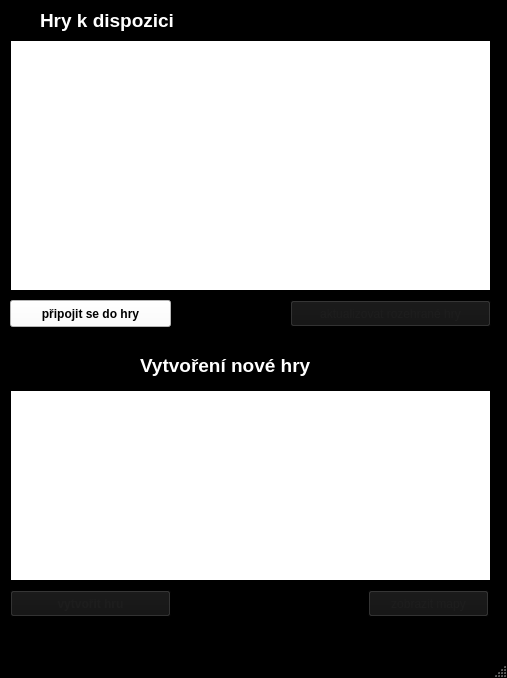
Qt form src/client/gui/client_bludiste/game_setup.ui (vokracko/ICP--Bludiste) before a commit.
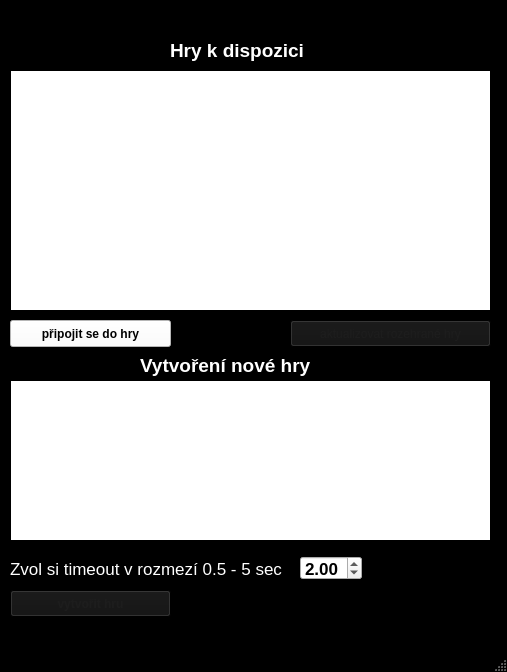
The same form after that commit.

```diff
--- a/src/client/gui/client_bludiste/game_setup.ui
+++ b/src/client/gui/client_bludiste/game_setup.ui
@@ -7,7 +7,7 @@
     <x>0</x>
     <y>0</y>
     <width>507</width>
-    <height>678</height>
+    <height>672</height>
    </rect>
   </property>
   <property name="palette">
@@ -297,8 +297,8 @@
    <widget class="QLabel" name="label">
     <property name="geometry">
      <rect>
-      <x>40</x>
-      <y>10</y>
+      <x>170</x>
+      <y>40</y>
       <width>161</width>
       <height>21</height>
      </rect>
@@ -318,7 +318,7 @@
     <property name="geometry">
      <rect>
       <x>10</x>
-      <y>300</y>
+      <y>320</y>
       <width>161</width>
       <height>27</height>
      </rect>
@@ -473,7 +473,7 @@
     <property name="geometry">
      <rect>
       <x>290</x>
-      <y>300</y>
+      <y>320</y>
       <width>201</width>
       <height>27</height>
      </rect>
@@ -486,9 +486,9 @@
     <property name="geometry">
      <rect>
       <x>10</x>
-      <y>40</y>
+      <y>70</y>
       <width>481</width>
-      <height>251</height>
+      <height>241</height>
      </rect>
     </property>
     <property name="palette">
@@ -533,9 +533,9 @@
     <property name="geometry">
      <rect>
       <x>10</x>
-      <y>390</y>
+      <y>380</y>
       <width>481</width>
-      <height>191</height>
+      <height>161</height>
      </rect>
     </property>
     <property name="palette">
@@ -576,17 +576,77 @@
      </palette>
     </property>
    </widget>
-   <widget class="QPushButton" name="show_games_button">
+   <widget class="QLabel" name="when_error_label">
     <property name="geometry">
      <rect>
-      <x>368</x>
-      <y>590</y>
-      <width>121</width>
-      <height>27</height>
+      <x>10</x>
+      <y>10</y>
+      <width>481</width>
+      <height>20</height>
      </rect>
     </property>
+    <property name="font">
+     <font>
+      <pointsize>13</pointsize>
+      <weight>75</weight>
+      <bold>true</bold>
+     </font>
+    </property>
+    <property name="styleSheet">
+     <string notr="true">color: red</string>
+    </property>
     <property name="text">
-     <string>zobrazit mapy</string>
+     <string/>
+    </property>
+   </widget>
+   <widget class="QLabel" name="label_3">
+    <property name="geometry">
+     <rect>
+      <x>10</x>
+      <y>560</y>
+      <width>281</width>
+      <height>17</height>
+     </rect>
+    </property>
+    <property name="font">
+     <font>
+      <pointsize>13</pointsize>
+     </font>
+    </property>
+    <property name="text">
+     <string>Zvol si timeout v rozmezí 0.5 - 5 sec</string>
+    </property>
+   </widget>
+   <widget class="QDoubleSpinBox" name="timeout_edit">
+    <property name="geometry">
+     <rect>
+      <x>300</x>
+      <y>556</y>
+      <width>62</width>
+      <height>24</height>
+     </rect>
+    </property>
+    <property name="font">
+     <font>
+      <pointsize>13</pointsize>
+      <weight>75</weight>
+      <bold>true</bold>
+     </font>
+    </property>
+    <property name="styleSheet">
+     <string notr="true">color: black</string>
+    </property>
+    <property name="minimum">
+     <double>0.500000000000000</double>
+    </property>
+    <property name="maximum">
+     <double>5.000000000000000</double>
+    </property>
+    <property name="singleStep">
+     <double>0.500000000000000</double>
+    </property>
+    <property name="value">
+     <double>2.000000000000000</double>
     </property>
    </widget>
   </widget>
```
